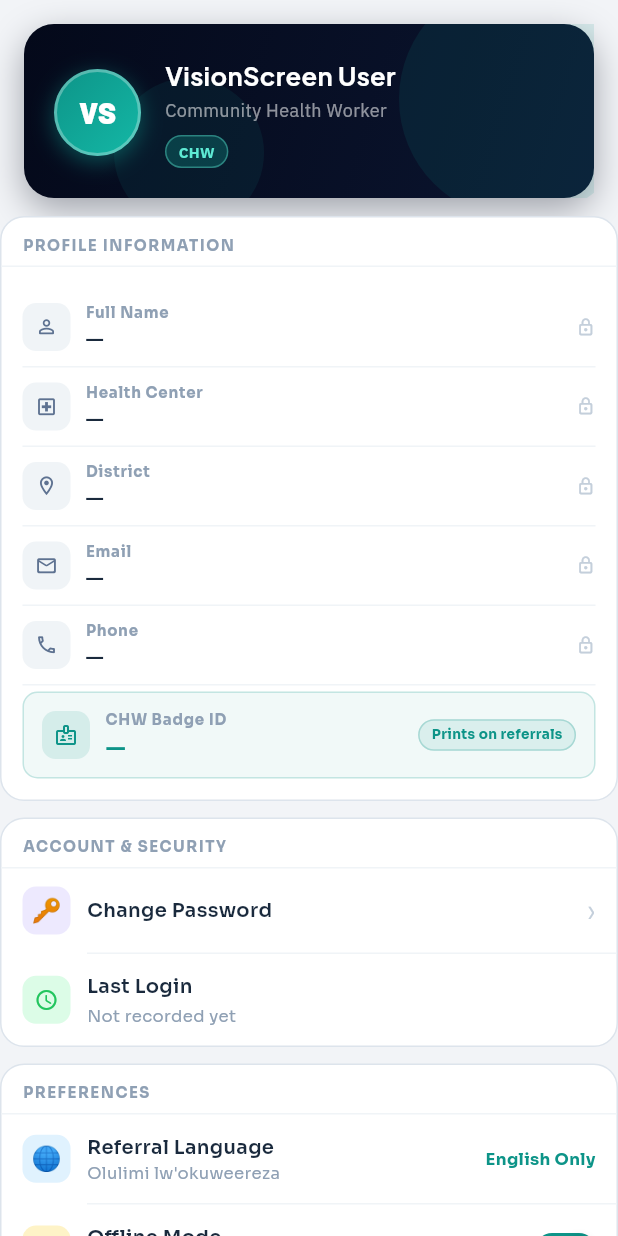
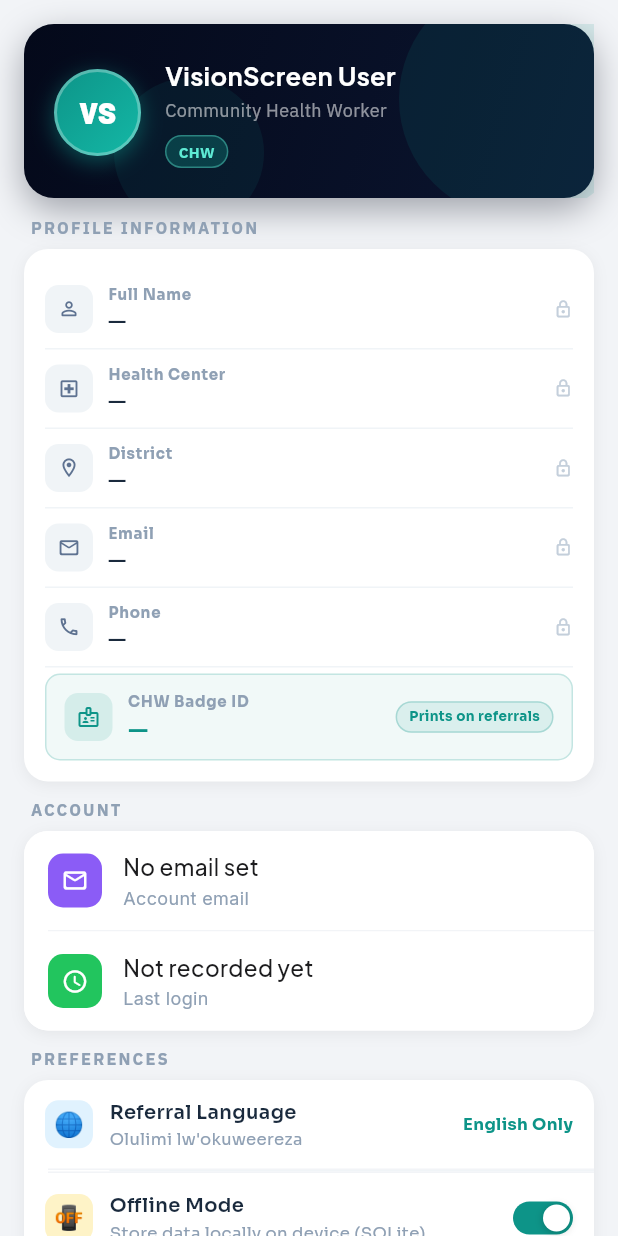
Before and after one commit to mugisharayan/VisionScreen-Mobile-Application, a Flutter app: the SettingsScreen screen opened directly, on a phone screen of 412 x 824 dp. Run offline on Flutter 3.47's test engine with Material 3 defaults, Android fonts, the phone set to English and light mode, and no system bars; our stand-ins replace camera, connectivity_plus, csv, geocoding, geolocator, google_fonts and 7 more; missing offline and left inert: screen_brightness; accounts and stored records are empty.

Commit message:
refactor: simplify account section layout and enhance row components

```diff
--- a/lib/screens/settings_screen.dart
+++ b/lib/screens/settings_screen.dart
@@ -160,16 +160,41 @@
                   ),
                   const SizedBox(height: 11),
                   _buildSection(
-                    title: 'Account & Security',
+                    title: 'Account',
                     children: [
-                      _buildArrowRow(
-                        emoji: '🔑',
-                        emojiBg: const Color(0xFFEDE9FE),
-                        label: 'Change Password',
-                        onTap: () => _showChangePasswordSheet(),
-                      ),
-                      _buildDivider(),
-                      _buildLastLoginRow(),
+                      _buildRow(
+                        badgeColor: const Color(0xFF8B5CF6),
+                        badgeIcon: Icons.mail_outline_rounded,
+                        label: _chwEmail.isNotEmpty ? _chwEmail : 'No email set',
+                        subtitle: 'Account email',
+                        showChevron: false,
+                        isFirst: true,
+                      ),
+                      _buildRow(
+                        badgeColor: const Color(0xFF22C55E),
+                        badgeIcon: Icons.access_time_rounded,
+                        label: _lastLoginTime.isNotEmpty ? _lastLoginTime : 'Not recorded yet',
+                        subtitle: 'Last login',
+                        showChevron: false,
+                        trailing: _lastLoginRole.isNotEmpty
+                            ? Container(
+                                padding: const EdgeInsets.symmetric(horizontal: 8, vertical: 3),
+                                decoration: BoxDecoration(
+                                  color: _C.teal.withOpacity(0.1),
+                                  borderRadius: BorderRadius.circular(99),
+                                ),
+                                child: Text(
+                                  _lastLoginRole == 'Administrator' ? 'Admin' : 'CHW',
+                                  style: GoogleFonts.ibmPlexSans(
+                                    fontSize: 11,
+                                    fontWeight: FontWeight.w700,
+                                    color: _C.teal,
+                                  ),
+                                ),
+                              )
+                            : null,
+                        isLast: true,
+                      ),
                     ],
                   ),
                   const SizedBox(height: 11),
@@ -469,37 +494,149 @@
   }
 
   // ── SECTION CARD ─────────────────────────────────────────
+  // Renders a labelled group: uppercase label above + white card with rows
   Widget _buildSection({
     required String title,
     required List<Widget> children,
   }) {
-    return Container(
-      decoration: BoxDecoration(
-        color: Colors.white,
-        borderRadius: BorderRadius.circular(16),
-        border: Border.all(color: _C.g200),
-      ),
+    return Padding(
+      padding: const EdgeInsets.symmetric(horizontal: 16),
       child: Column(
         crossAxisAlignment: CrossAxisAlignment.start,
         children: [
-          // Section title
-          Container(
-            width: double.infinity,
-            padding: const EdgeInsets.fromLTRB(14, 11, 14, 7),
-            decoration: const BoxDecoration(
-              border: Border(bottom: BorderSide(color: _C.g100)),
-            ),
+          Padding(
+            padding: const EdgeInsets.only(left: 4, bottom: 6),
             child: Text(
               title.toUpperCase(),
-              style: GoogleFonts.sora(
-                  fontSize: 10,
-                  fontWeight: FontWeight.w700,
-                  color: _C.g400,
-                  letterSpacing: 1.0),
-            ),
-          ),
-          ...children,
+              style: GoogleFonts.ibmPlexSans(
+                fontSize: 11,
+                fontWeight: FontWeight.w700,
+                color: _C.g400,
+                letterSpacing: 1.4,
+              ),
+            ),
+          ),
+          Container(
+            decoration: BoxDecoration(
+              color: Colors.white,
+              borderRadius: BorderRadius.circular(16),
+              boxShadow: [
+                BoxShadow(
+                  color: Colors.black.withOpacity(0.06),
+                  blurRadius: 8,
+                  offset: const Offset(0, 2),
+                ),
+              ],
+            ),
+            child: Column(
+              children: _intersperse(children),
+            ),
+          ),
         ],
+      ),
+    );
+  }
+
+  // Inserts a thin divider between rows
+  List<Widget> _intersperse(List<Widget> rows) {
+    if (rows.isEmpty) return rows;
+    final result = <Widget>[];
+    for (int i = 0; i < rows.length; i++) {
+      result.add(rows[i]);
+      if (i < rows.length - 1) {
+        result.add(const Divider(
+          height: 1,
+          thickness: 1,
+          color: Color(0xFFF2F4F7),
+          indent: 16,
+          endIndent: 0,
+        ));
+      }
+    }
+    return result;
+  }
+
+  // ── UNIFIED ROW BUILDER ───────────────────────────────────────
+  Widget _buildRow({
+    required Color badgeColor,
+    required IconData badgeIcon,
+    required String label,
+    String? subtitle,
+    Widget? trailing,
+    bool showChevron = true,
+    Color? labelColor,
+    VoidCallback? onTap,
+    bool isFirst = false,
+    bool isLast = false,
+  }) {
+    final radius = BorderRadius.only(
+      topLeft:     isFirst ? const Radius.circular(16) : Radius.zero,
+      topRight:    isFirst ? const Radius.circular(16) : Radius.zero,
+      bottomLeft:  isLast  ? const Radius.circular(16) : Radius.zero,
+      bottomRight: isLast  ? const Radius.circular(16) : Radius.zero,
+    );
+    return Material(
+      color: Colors.white,
+      borderRadius: radius,
+      child: InkWell(
+        onTap: onTap,
+        borderRadius: radius,
+        splashColor: _C.teal.withOpacity(0.06),
+        highlightColor: _C.g100.withOpacity(0.5),
+        child: Padding(
+          padding: const EdgeInsets.symmetric(horizontal: 16, vertical: 13),
+          child: Row(
+            children: [
+              // Icon badge
+              Container(
+                width: 36, height: 36,
+                decoration: BoxDecoration(
+                  color: badgeColor,
+                  borderRadius: BorderRadius.circular(10),
+                ),
+                child: Icon(badgeIcon, size: 18, color: Colors.white),
+              ),
+              const SizedBox(width: 14),
+              // Label + optional subtitle
+              Expanded(
+                child: Column(
+                  crossAxisAlignment: CrossAxisAlignment.start,
+                  children: [
+                    Text(
+                      label,
+                      style: GoogleFonts.plusJakartaSans(
+                        fontSize: 15,
+                        fontWeight: FontWeight.w500,
+                        color: labelColor ?? const Color(0xFF1C1C1E),
+                      ),
+                    ),
+                    if (subtitle != null) ...[
+                      const SizedBox(height: 2),
+                      Text(
+                        subtitle,
+                        style: GoogleFonts.inter(
+                          fontSize: 12,
+                          color: _C.g400,
+                        ),
+                      ),
+                    ],
+                  ],
+                ),
+              ),
+              // Trailing widget
+              if (trailing != null) trailing,
+              // Chevron
+              if (showChevron) ...[
+                const SizedBox(width: 6),
+                const Icon(
+                  Icons.chevron_right_rounded,
+                  size: 20,
+                  color: Color(0xFFC7C7CC),
+                ),
+              ],
+            ],
+          ),
+        ),
       ),
     );
   }
@@ -1212,53 +1349,6 @@
     );
   }
 
-  Widget _buildLastLoginRow() {
-    return Padding(
-      padding: const EdgeInsets.symmetric(horizontal: 14, vertical: 12),
-      child: Row(
-        children: [
-          Container(
-            width: 32, height: 32,
-            decoration: BoxDecoration(
-              color: _C.gbg,
-              borderRadius: BorderRadius.circular(9),
-            ),
-            child: const Icon(Icons.access_time_rounded, size: 16, color: _C.green),
-          ),
-          const SizedBox(width: 11),
-          Expanded(
-            child: Column(
-              crossAxisAlignment: CrossAxisAlignment.start,
-              children: [
-                Text('Last Login',
-                    style: GoogleFonts.sora(
-                        fontSize: 13, fontWeight: FontWeight.w600, color: _C.g800)),
-                const SizedBox(height: 2),
-                Text(
-                  _lastLoginTime.isNotEmpty ? _lastLoginTime : 'Not recorded yet',
-                  style: GoogleFonts.sora(fontSize: 11, color: _C.g400),
-                ),
-              ],
-            ),
-          ),
-          if (_lastLoginRole.isNotEmpty)
-            Container(
-              padding: const EdgeInsets.symmetric(horizontal: 8, vertical: 3),
-              decoration: BoxDecoration(
-                color: _C.teal.withOpacity(0.08),
-                borderRadius: BorderRadius.circular(99),
-                border: Border.all(color: _C.teal.withOpacity(0.25)),
-              ),
-              child: Text(
-                _lastLoginRole == 'Administrator' ? 'Admin' : 'CHW',
-                style: GoogleFonts.sora(
-                    fontSize: 10, fontWeight: FontWeight.w700, color: _C.teal),
-              ),
-            ),
-        ],
-      ),
-    );
-  }
 
   void _showChangePasswordSheet() {
     final currentCtrl = TextEditingController();
```
